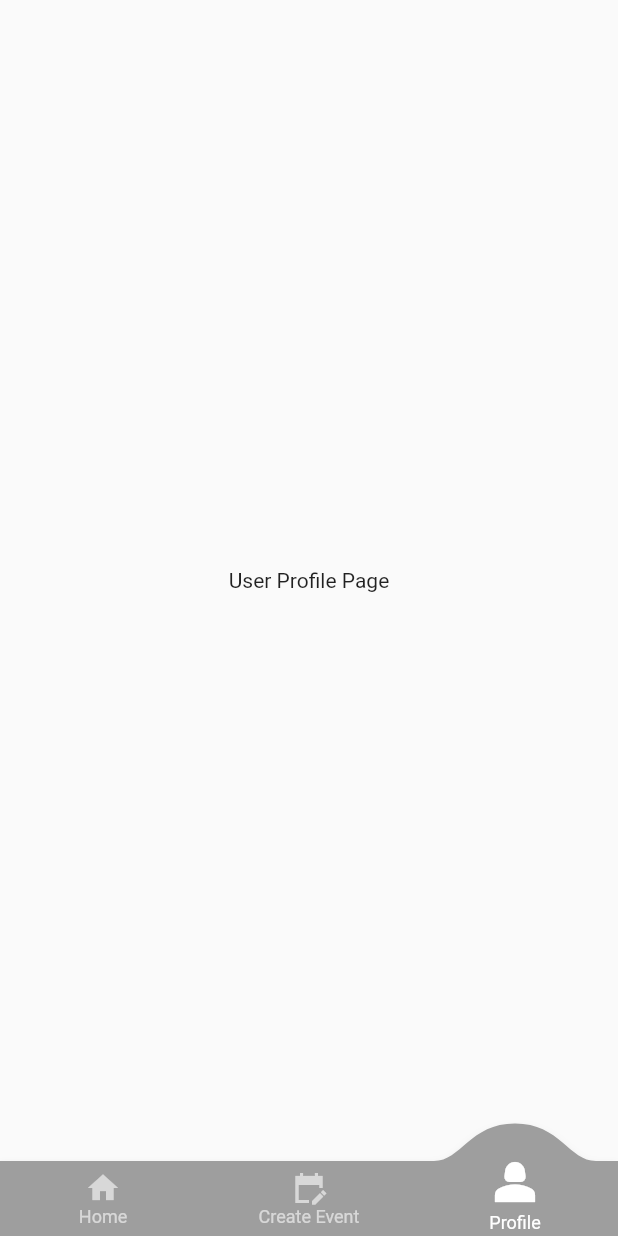
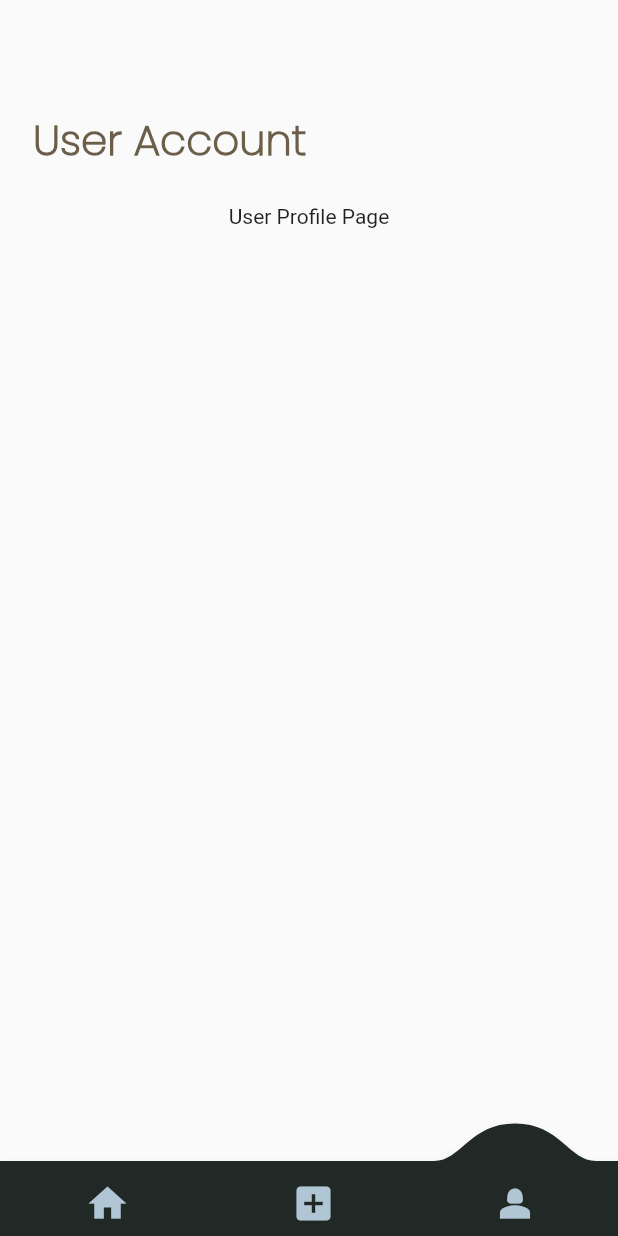
Before and after one commit to wenfayeee/DRC-Ayo-Mobile, a Flutter app: the screen it shows after launch, item 3 of the bottom bar chosen, on a phone screen of 412 x 824 dp. Run offline on Flutter 3.47's test engine with Material 2 defaults, Android fonts, the phone set to English and light mode, and no system bars; drawn by our look-alikes of convex_bottom_bar; our stand-ins replace google_fonts, persistent_bottom_nav_bar; missing offline and left inert: fk_toggle, flutter_animated_button, pushable_button, switcher_button.

Commit message:
did styling for home and create

```diff
--- a/lib/View/pages/profile_page.dart
+++ b/lib/View/pages/profile_page.dart
@@ -1,4 +1,5 @@
 import 'package:flutter/material.dart';
+import 'package:google_fonts/google_fonts.dart';
 
 class ProfilePage extends StatefulWidget {
   const ProfilePage({Key? key}) : super(key: key);
@@ -11,8 +12,29 @@ class _ProfilePageState extends State<ProfilePage> {
   @override
   Widget build(BuildContext context) {
     return Scaffold(
-      body: Center(
-        child: Text('User Profile Page'),
+      body: SingleChildScrollView(
+        child: Column(
+          crossAxisAlignment: CrossAxisAlignment.start,
+          children: [
+            SizedBox(height: 50),
+            Padding(
+              padding: const EdgeInsets.all(22.0),
+              child: Text(
+                "User Account",
+                overflow: TextOverflow.ellipsis,
+                textAlign: TextAlign.left,
+                style: GoogleFonts.poppins(
+                  fontSize: 28.0,
+                  fontWeight: FontWeight.w800,
+                  color: const Color(0xFF6B5F4A),
+                ),
+              ),
+            ),
+            Center(
+              child: Text('User Profile Page'),
+            ),
+          ],
+        ),
       ),
     );
   }
--- a/lib/View/widgets/bottom_nav_bar.dart
+++ b/lib/View/widgets/bottom_nav_bar.dart
@@ -6,12 +6,12 @@ class BottomNavBar extends StatefulWidget {
   final TabController tabController;
   final ValueChanged<int> onTap;
 
-  const BottomNavBar(
-      {Key? key,
-      required this.currentIndex,
-      required this.onTap,
-      required this.tabController})
-      : super(key: key);
+  const BottomNavBar({
+    Key? key,
+    required this.currentIndex,
+    required this.onTap,
+    required this.tabController,
+  }) : super(key: key);
 
   @override
   State<BottomNavBar> createState() => _BottomNavBarState();
@@ -24,16 +24,23 @@ class _BottomNavBarState extends State<BottomNavBar> {
       controller: widget.tabController,
       style: TabStyle.react,
       items: const [
-        TabItem(icon: Icons.home_sharp, title: 'Home'),
-        TabItem(icon: Icons.edit_calendar_sharp, title: 'Create Event'),
-        TabItem(icon: Icons.person_2_sharp, title: 'Profile'),
+        TabItem(
+          icon: Icon(Icons.home_sharp, size: 30, color: Color(0xFFB0C6D4)),
+        ),
+        TabItem(
+          icon: Icon(Icons.add_box, size: 30, color: Color(0xFFB0C6D4)),
+        ),
+        TabItem(
+          icon: Icon(Icons.person_2_sharp, size: 30, color: Color(0xFFB0C6D4)),
+        ),
       ],
-      backgroundColor: Colors.grey,
+      backgroundColor: Color(0xFF202926),
       initialActiveIndex: 0,
       onTap: widget.onTap,
     );
   }
 }
+
   // Widget build(BuildContext context) {
   //   return BlocBuilder<BottomNavCubit, int>(builder: (context, index) {
   //     return ConvexAppBar(
--- a/pubspec.yaml
+++ b/pubspec.yaml
@@ -20,6 +20,9 @@ dependencies:
   salomon_bottom_bar: ^3.3.2
   searchbar_animation: ^0.0.4
   switcher_button: ^0.0.4
+  fk_toggle: ^0.1.1
+  flutter_animated_button: ^2.0.3
+
 
 dev_dependencies:
   flutter_test:
```
Also changed, not shown: lib/View/pages/create_event_page.dart (+48 -29 lines), lib/View/pages/home_page.dart (+96 -3 lines).
